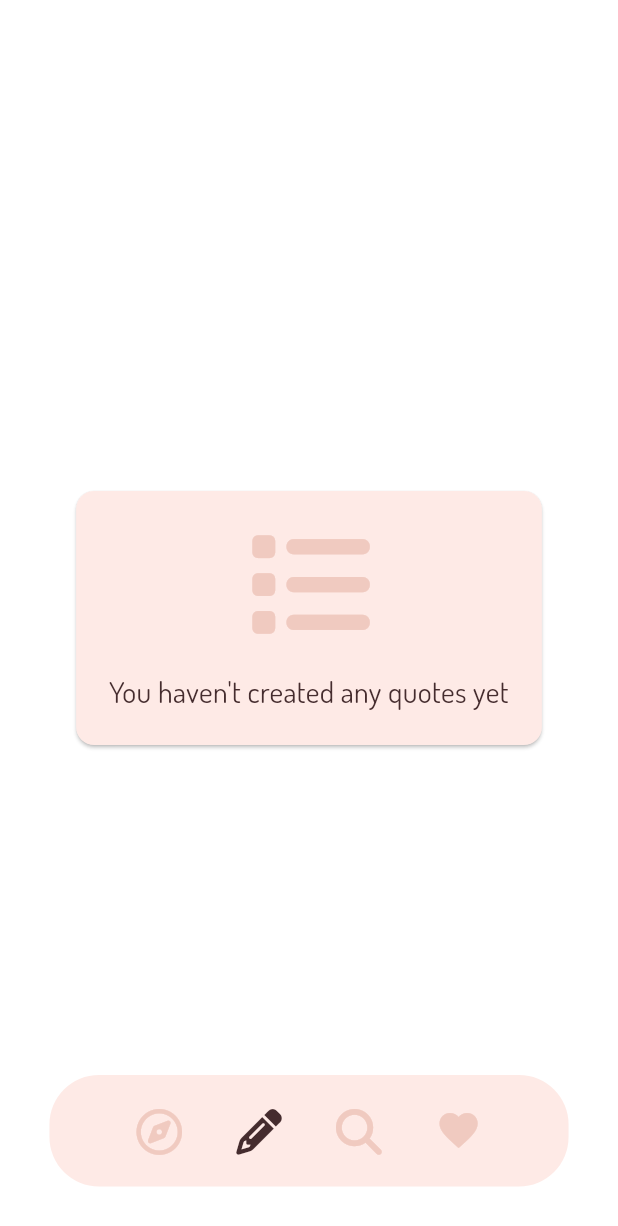
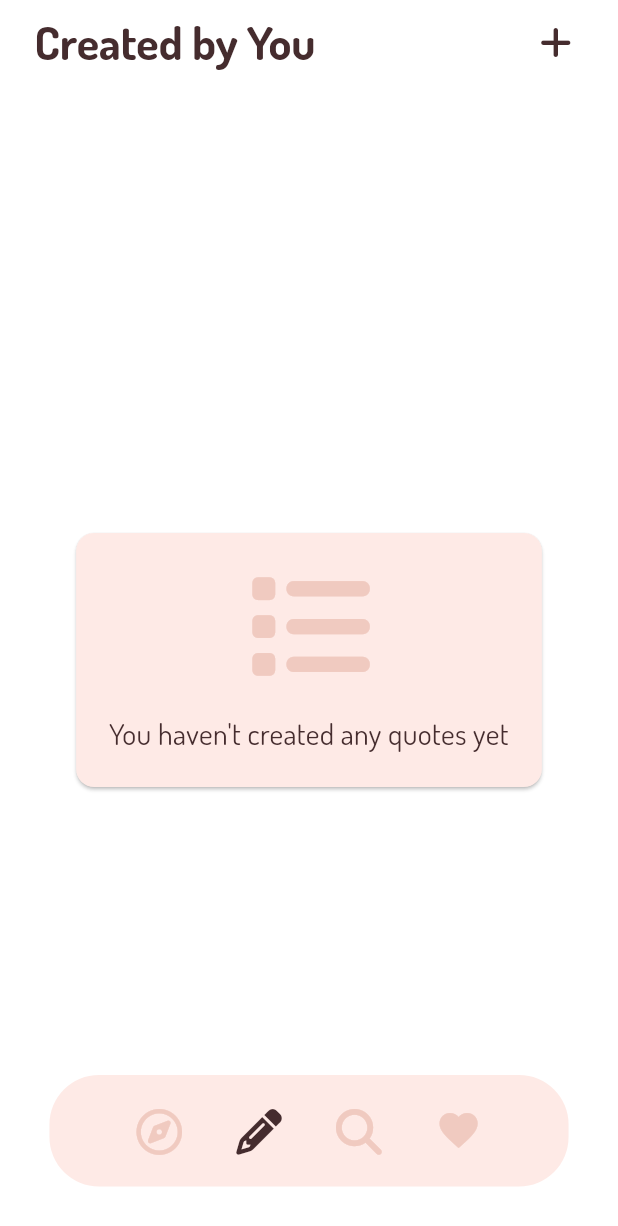
Before and after one commit to passion-127/flutter-quote_generator, a Flutter app: the CreateByYouScreen screen opened by its route, on a phone screen of 412 x 824 dp. Shown: the top 1226 px of the screen. Run offline on Flutter 3.47's test engine with Material 2 defaults, Android fonts, the phone set to English and light mode, and no system bars; our stand-ins replace flutter_riverpod, flutter_screenutil, font_awesome_flutter, freezed_annotation, go_router; missing offline and left inert: flex_color_picker.

Commit message:
Add button added

```diff
--- a/lib/presentation/screens/created_by_you_screen.dart
+++ b/lib/presentation/screens/created_by_you_screen.dart
@@ -17,6 +17,34 @@ class CreateByYouScreen extends StatelessWidget {
   @override
   Widget build(BuildContext context) {
     return Scaffold(
+      body: NestedScrollView(
+        headerSliverBuilder: (ctx, innerBoxIsScrolled) {
+          return [
+            SliverAppBar(
+              floating: true,
+              pinned: true,
+              centerTitle: false,
+              title: Padding(
+                padding: Dimensions.kPaddingAllLarge,
+                child: Text(
+                  context.l10n.app_bar_create_by_you,
+                  style: Theme.of(context).textTheme.displayMedium,
+                ),
+              ),
+              actions: [
+                Padding(
+                  padding: Dimensions.kPaddingSymetricHorizontal,
+                  child: IconButton(
+                    onPressed: () => context.go('/createQuote'),
+                    icon: const FaIcon(
+                      FontAwesomeIcons.plus,
+                    ),
+                  ),
+                ),
+              ],
+            )
+          ];
+        },
         body: itemsFav.isEmpty
             ? Center(
                 child: Padding(
@@ -31,6 +59,7 @@ class CreateByYouScreen extends StatelessWidget {
                 key: Key('CreatedByYouScreen'),
                 items: itemsFav,
               ),
+      ),
     );
   }
 }
```
Lines whose indentation alone changed are shown as unchanged.
